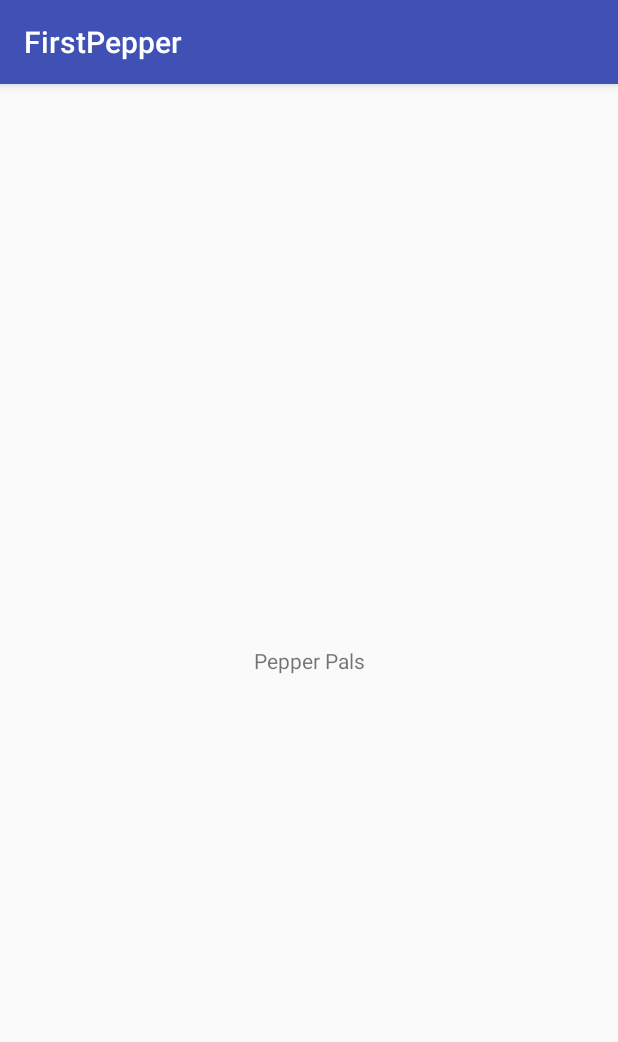
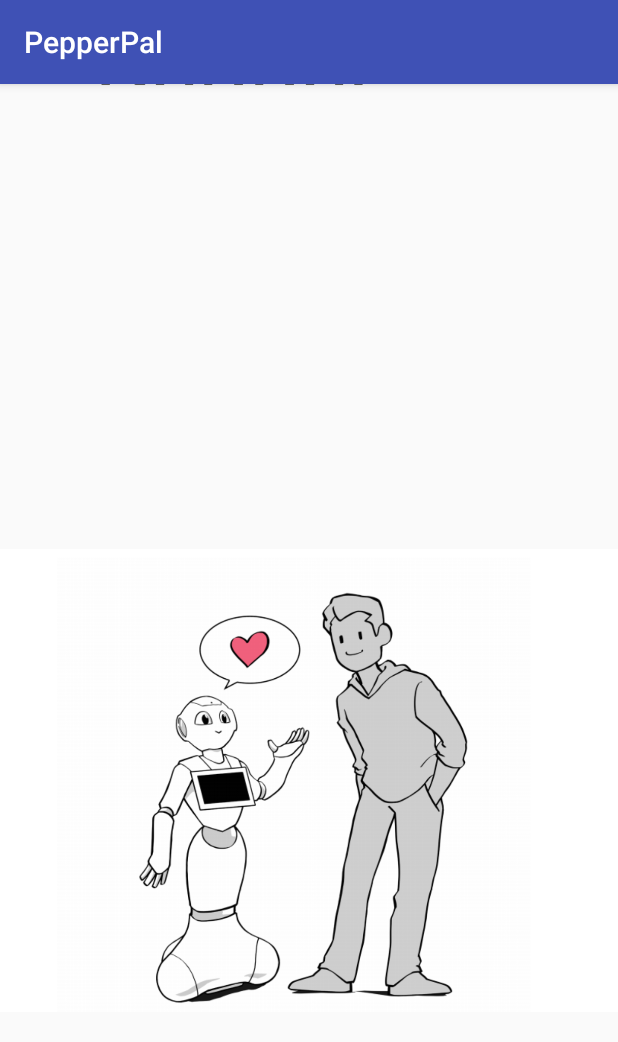
Before and after one commit to PepperPals/PepperPals, an Android app: the screen it shows after launch (MainActivity), on a phone screen of 412 x 824 dp. Shown: the top 1042 px of the screen. Run offline under Robolectric (Android 15) with nearby library versions, the phone set to English and light mode, and no system bars; libraries missing offline, so code that uses them is left out: com.aldebaran.qi; 1 statement that could not run was skipped.

Commit message:
Added image to welcome screen

```diff
--- a/app/src/main/res/layout/activity_main.xml
+++ b/app/src/main/res/layout/activity_main.xml
@@ -7,12 +7,24 @@
     tools:context="com.example.android.pepperpals.MainActivity">
 
     <TextView
-        android:layout_width="wrap_content"
+        android:layout_width="287dp"
+        android:layout_height="41dp"
+        android:text="@string/app_welcome_name"
+        android:textAppearance="@style/TextAppearance.AppCompat.Caption"
+        android:textSize="60sp"
+        app:layout_constraintBottom_toTopOf="parent"
+        app:layout_constraintEnd_toEndOf="parent"
+        app:layout_constraintStart_toStartOf="parent"
+        tools:layout_editor_absoluteY="468dp" />
+
+    <ImageView
+        android:id="@+id/imageView"
+        android:layout_width="match_parent"
         android:layout_height="wrap_content"
-        android:text="Pepper Pals"
+        android:src="@drawable/pepper_pal_logo"
         app:layout_constraintBottom_toBottomOf="parent"
-        app:layout_constraintLeft_toLeftOf="parent"
-        app:layout_constraintRight_toRightOf="parent"
-        app:layout_constraintTop_toTopOf="parent" />
+        app:layout_constraintEnd_toEndOf="parent"
+        app:layout_constraintStart_toStartOf="parent"
+        android:contentDescription="@string/app_logo_description"/>
 
 </android.support.constraint.ConstraintLayout>
--- a/app/src/main/res/values/strings.xml
+++ b/app/src/main/res/values/strings.xml
@@ -1,3 +1,5 @@
 <resources>
-    <string name="app_name">FirstPepper</string>
+    <string name="app_name">PepperPal</string>
+    <string name="app_welcome_name">Pepper Pal</string>
+    <string name="app_logo_description">Pepper Pal logo</string>
 </resources>
```
Also changed, not shown: app/src/main/res/drawable/pepper_pal_logo.png (added).
